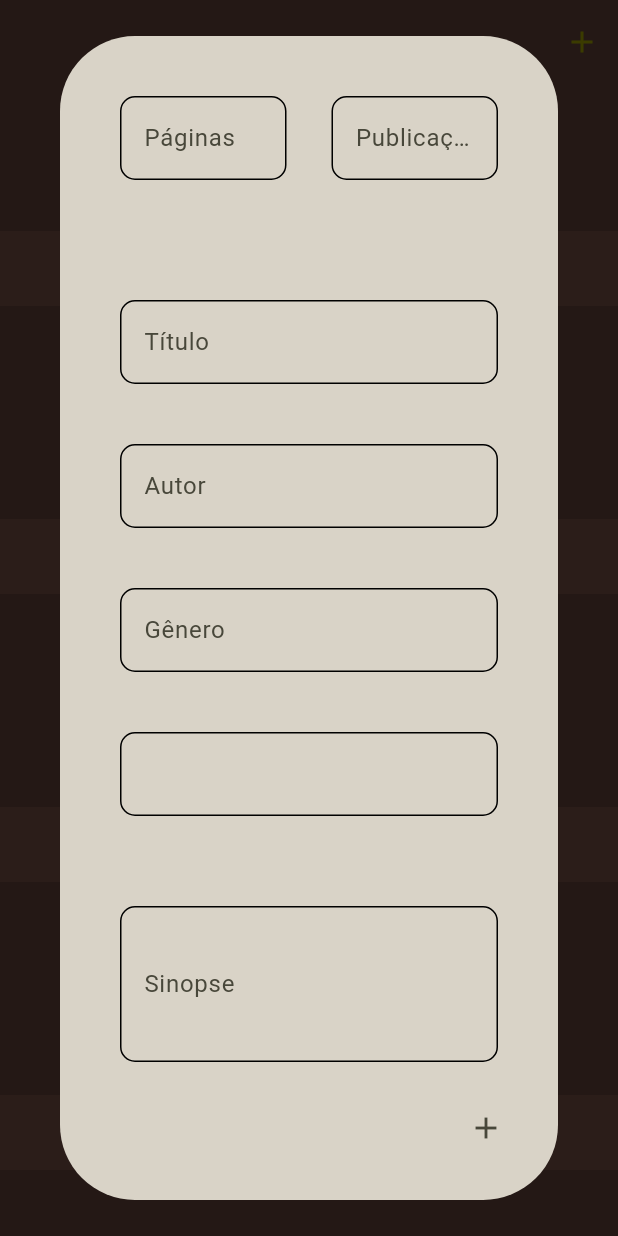
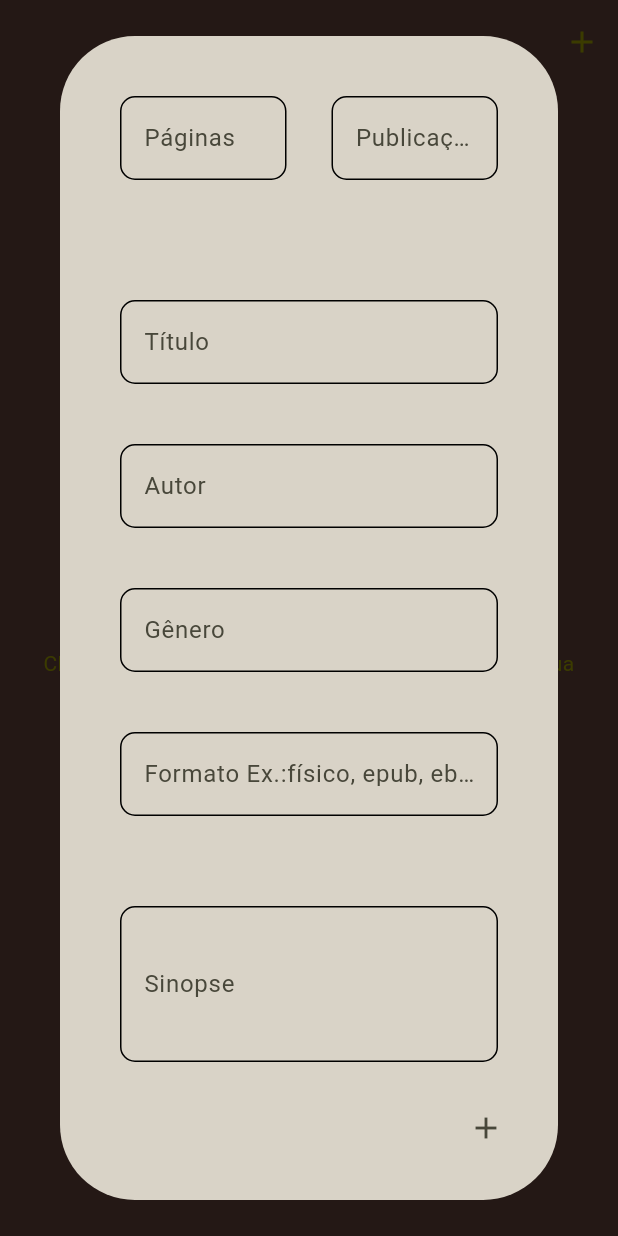
Before and after one commit to DevMonts/Book-App, a Flutter app: the screen it shows after launch, after a tap on the "add" icon, on a phone screen of 412 x 824 dp. Run offline on Flutter 3.47's test engine with Material 3 defaults, Android fonts, the phone set to English and light mode, and no system bars; our stand-ins replace cloud_firestore, firebase_core; accounts and stored records are empty.

Commit message:
feat: book register

```diff
--- a/lib/common/constants/app_colors.dart
+++ b/lib/common/constants/app_colors.dart
@@ -1,8 +1,10 @@
 import 'package:flutter/material.dart';
 
 class AppColors {
-  static Color oliveGreen = const Color.fromRGBO(128, 128, 0, 1);
+  static Color larissaGreen = const Color.fromRGBO(128, 128, 0, 1);
   static Color paper = const Color.fromRGBO(217, 211, 199, 1);
   static Color middleWood = const Color.fromRGBO(93, 64, 55, 1);
   static Color darkWood = const Color.fromRGBO(78, 52, 46, 1);
+  static Color wine = Color(0xFF7B1B38);
+  static Color yellowHerryYotter = Color(0xFFCD8D00);
 }
--- a/lib/common/constants/app_strings.dart
+++ b/lib/common/constants/app_strings.dart
@@ -1,11 +1,13 @@
 class AppStrings {
-  static const String registerBook = 'Criar um Livro';
-
+  //TODO: Description to Splash Page
+  //static const String registerBook = 'Criar um Livro';
+  static const String empty = 'Clique no ícone + para adicionar o primeiro livro na sua estante';
   //Book Register
   static const String pages = 'Páginas';
   static const String publicationDate = 'Publicação';
   static const String title = 'Título';
   static const String author = 'Autor';
   static const String gender = 'Gênero';
+  static const String format = 'Formato Ex.:físico, epub, ebook, pdf';
   static const String synopsis = 'Sinopse';
 }
--- a/lib/common/constants/app_theme.dart
+++ b/lib/common/constants/app_theme.dart
@@ -4,7 +4,7 @@ import 'package:flutter/material.dart';
 class AppTheme {
   static final ThemeData lightTheme = ThemeData(
     colorScheme: ColorScheme.fromSeed(
-      seedColor: AppColors.oliveGreen,
+      seedColor: AppColors.larissaGreen,
       //Obsolete:
       //background: AppColors.paper,
     ),
--- /dev/null
+++ b/lib/features/register_book/logic/provider/book_provider.dart
@@ -0,0 +1,46 @@
+import 'dart:math';
+import 'package:book_app/common/constants/app_colors.dart';
+import 'package:cloud_firestore/cloud_firestore.dart';
+import 'package:flutter/material.dart';
+
+class BookProvider extends ChangeNotifier {
+  Future<void> sendBookToFirestore({
+    //TODO: atualPage
+    required pages,
+    required publicationDate,
+    required title,
+    required author,
+    required gender,
+    required format,
+    required synopsis,
+  }) async {
+    await FirebaseFirestore.instance.collection('books').add({
+      'pages': pages,
+      'publicationDate': publicationDate,
+      'title': title,
+      'author': author,
+      'gender': gender,
+      'format': format,
+      'synopsis': synopsis,
+    });
+  }
+
+  Stream<QuerySnapshot> showBooksFromFirestore() {
+    return FirebaseFirestore.instance.collection('books').snapshots();
+  }
+
+  //TODO: editBook
+
+  //TODO: deleteBook
+
+  final List<Color> colorsList = [
+    AppColors.larissaGreen,
+    AppColors.wine,
+    AppColors.yellowHerryYotter,
+  ];
+  final random = Random();
+  Color randomizeColors() {
+    final index = random.nextInt(colorsList.length);
+    return colorsList[index];
+  }
+}
--- a/lib/features/register_book/presentation/page/register_book_page.dart
+++ b/lib/features/register_book/presentation/page/register_book_page.dart
@@ -1,7 +1,11 @@
 import 'package:book_app/common/constants/app_colors.dart';
+import 'package:book_app/common/constants/app_strings.dart';
 import 'package:book_app/common/constants/app_theme.dart';
+import 'package:book_app/features/register_book/logic/provider/book_provider.dart';
 import 'package:book_app/features/register_book/presentation/widget/register_book_dialog.dart';
+import 'package:cloud_firestore/cloud_firestore.dart';
 import 'package:flutter/material.dart';
+import 'package:provider/provider.dart';
 
 class RegisterBookPage extends StatefulWidget {
   const RegisterBookPage({super.key});
@@ -22,6 +26,7 @@ class RegisterBookPage extends StatefulWidget {
 class _RegisterBookPageState extends State<RegisterBookPage> {
   @override
   Widget build(BuildContext context) {
+    final bookProvider = Provider.of<BookProvider>(context, listen: false);
     return Scaffold(
       appBar: AppBar(
         actions: [
@@ -34,25 +39,77 @@ class _RegisterBookPageState extends State<RegisterBookPage> {
                 },
               );
             },
-            icon: Icon(Icons.add, color: AppColors.oliveGreen),
+            icon: Icon(Icons.add, color: AppColors.larissaGreen),
           ),
         ],
         backgroundColor: AppTheme.lightTheme.scaffoldBackgroundColor,
       ),
-      //TODO: Bookcase
-      body: Column(
-        children: [
-          //TODO: Book Animation
-          Row(),
-          Divider(color: AppColors.middleWood, thickness: 50),
-          Row(),
-          Divider(color: AppColors.middleWood, thickness: 50),
-          Row(),
-          Divider(color: AppColors.middleWood, thickness: 50),
-          Row(),
-          Divider(color: AppColors.middleWood, thickness: 50),
-        ],
-        mainAxisAlignment: MainAxisAlignment.spaceAround,
+      body: StreamBuilder<QuerySnapshot>(
+        stream: bookProvider.showBooksFromFirestore(),
+        builder: (context, snapshot) {
+          if (snapshot.connectionState == ConnectionState.waiting) {
+            return const Center(child: CircularProgressIndicator());
+          }
+          if (!snapshot.hasData || snapshot.data!.docs.isEmpty) {
+            return Padding(
+              padding: const EdgeInsetsGeometry.all(10),
+              child: Column(
+                mainAxisAlignment: MainAxisAlignment.center,
+                children: [
+                  Icon(Icons.north_east, color: AppColors.larissaGreen),
+                  Text(
+                    AppStrings.empty,
+                    textAlign: TextAlign.center,
+                    style: TextStyle(color: AppColors.larissaGreen),
+                  ),
+                ],
+              ),
+            );
+          }
+          final books = snapshot.data?.docs;
+          return SingleChildScrollView(
+            child: Center(
+              child: Column(
+                children: [
+                  for (int i = 0; i < books!.length; i += 6) ...[
+                    Wrap(
+                      children: books
+                          .map((book) {
+                            final bookColor = bookProvider.randomizeColors();
+                            return RotatedBox(
+                              quarterTurns: 3,
+                              child: Container(
+                                alignment: Alignment.center,
+                                width: 150,
+                                height: 50,
+                                decoration: BoxDecoration(color: bookColor),
+                                margin: EdgeInsetsGeometry.all(5),
+                                child: TextButton(
+                                  child: Text(
+                                    book['title'],
+                                    textAlign: TextAlign.center,
+                                    style: TextStyle(color: Colors.white),
+                                  ),
+                                  onPressed: () {
+                                    //TODO: Book Animation
+                                  },
+                                ),
+                              ),
+                            );
+                          })
+                          .toList()
+                          .sublist(
+                            i,
+                            (i + 6 > books.length) ? books.length : i + 6,
+                          ),
+                    ),
+                    Divider(color: AppColors.middleWood, thickness: 30),
+                  ],
+                ],
+              ),
+            ),
+          );
+        },
       ),
       // bottomNavigationBar: Container(
       //   child: BottomNavigationBar(
--- a/lib/features/register_book/presentation/widget/register_book_dialog.dart
+++ b/lib/features/register_book/presentation/widget/register_book_dialog.dart
@@ -1,13 +1,21 @@
 import 'package:book_app/common/constants/app_colors.dart';
 import 'package:book_app/common/constants/app_input_decoration.dart';
 import 'package:book_app/common/constants/app_strings.dart';
+import 'package:book_app/features/register_book/logic/provider/book_provider.dart';
 import 'package:flutter/material.dart';
+import 'package:provider/provider.dart';
 
 class RegisterBookDialog extends StatelessWidget {
   const RegisterBookDialog({super.key});
-
   @override
   Widget build(BuildContext context) {
+    final pagesController = TextEditingController();
+    final publicationDateController = TextEditingController();
+    final titleController = TextEditingController();
+    final authorController = TextEditingController();
+    final genderController = TextEditingController();
+    final formatController = TextEditingController();
+    final synopsisController = TextEditingController();
     return AlertDialog(
       titlePadding: EdgeInsets.all(40),
       title: Row(
@@ -20,6 +28,7 @@ class RegisterBookDialog extends StatelessWidget {
                 labelText: AppStrings.pages,
               ),
               keyboardType: TextInputType.number,
+              controller: pagesController,
             ),
           ),
           const SizedBox(width: 30),
@@ -29,6 +38,7 @@ class RegisterBookDialog extends StatelessWidget {
                 labelText: AppStrings.publicationDate,
               ),
               keyboardType: TextInputType.datetime,
+              controller: publicationDateController,
             ),
           ),
         ],
@@ -41,21 +51,30 @@ class RegisterBookDialog extends StatelessWidget {
             decoration: AppInputDecoration.inputDecoration.copyWith(
               labelText: AppStrings.title,
             ),
+            controller: titleController,
           ),
           SizedBox(height: 40),
           TextFormField(
             decoration: AppInputDecoration.inputDecoration.copyWith(
               labelText: AppStrings.author,
             ),
+            controller: authorController,
           ),
           SizedBox(height: 40),
           TextFormField(
             decoration: AppInputDecoration.inputDecoration.copyWith(
               labelText: AppStrings.gender,
             ),
+            controller: genderController,
           ),
           SizedBox(height: 40),
-          TextFormField(decoration: AppInputDecoration.inputDecoration),
+          TextFormField(
+            decoration: AppInputDecoration.inputDecoration.copyWith(
+              labelText: AppStrings.format,
+            ),
+            controller: formatController,
+          ),
+
           SizedBox(height: 60),
 
           Container(
@@ -64,6 +83,7 @@ class RegisterBookDialog extends StatelessWidget {
                 labelText: AppStrings.synopsis,
               ),
               maxLines: 3,
+              controller: synopsisController,
             ),
             width: 500,
           ),
@@ -71,7 +91,20 @@ class RegisterBookDialog extends StatelessWidget {
       ),
       actions: <Widget>[
         IconButton(
-          onPressed: () {
+          onPressed: () async {
+            final bookProvider = Provider.of<BookProvider>(
+              context,
+              listen: false,
+            );
+            await bookProvider.sendBookToFirestore(
+              pages: pagesController.text,
+              publicationDate: publicationDateController.text,
+              title: titleController.text,
+              author: authorController.text,
+              gender: genderController.text,
+              format: formatController.text,
+              synopsis: synopsisController.text,
+            );
             Navigator.of(context).pop();
           },
           icon: const Icon(Icons.add),
--- a/pubspec.yaml
+++ b/pubspec.yaml
@@ -1,5 +1,5 @@
 name: book_app
-description: "A new Flutter project."
+description: "simple, beautiful and light"
 # The following line prevents the package from being accidentally published to
 # pub.dev using `flutter pub publish`. This is preferred for private packages.
 publish_to: 'none' # Remove this line if you wish to publish to pub.dev
```
